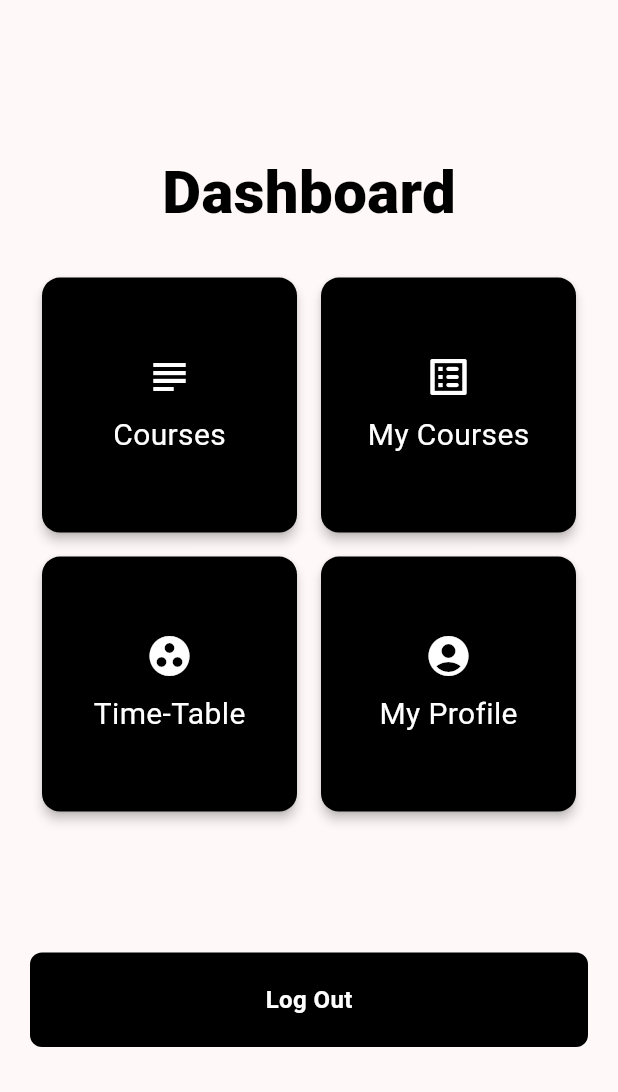
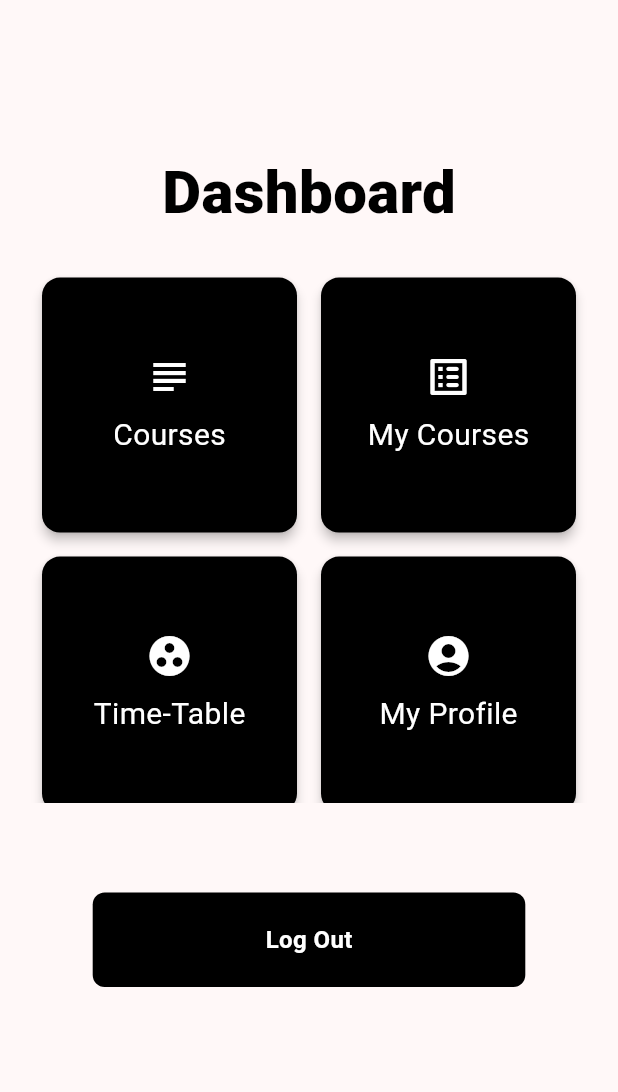
Before and after one commit to mehens1/cubbes-test-fe, a Flutter app: the screen it shows after launch, after a tap on "Login", on a phone screen of 412 x 824 dp, the part 144-1236 px from its top. Run offline on Flutter 3.47's test engine with Material 3 defaults, Android fonts, the phone set to English and light mode, and no system bars; our stand-ins replace shared_preferences.

Commit message:
adjusted the small button for sreensize width padding

```diff
--- a/lib/components/smallButton.dart
+++ b/lib/components/smallButton.dart
@@ -8,8 +8,10 @@
 
   @override
   Widget build(BuildContext context) {
+    double screenWidth = MediaQuery.of(context).size.width;
     return Padding(
-      padding: const EdgeInsets.symmetric(horizontal: 20),
+      padding:
+          EdgeInsets.symmetric(horizontal: screenWidth * 0.15, vertical: 40),
       child: Material(
         color: Colors.black,
         borderRadius: BorderRadius.circular(8.0),
--- a/lib/pages/login.dart
+++ b/lib/pages/login.dart
@@ -42,15 +42,12 @@
               labelText: 'Password',
               icon: Icons.lock,
             ),
-            Padding(
-              padding: const EdgeInsets.symmetric(vertical: 50, horizontal: 50),
-              child: SmallButton(
-                onPressed: () {
-                  Navigator.pushReplacement(
-                      context, MaterialPageRoute(builder: (context) => Home()));
-                },
-                text: "Login",
-              ),
+            SmallButton(
+              onPressed: () {
+                Navigator.pushReplacement(
+                    context, MaterialPageRoute(builder: (context) => Home()));
+              },
+              text: "Login",
             ),
             // const Spacer(),
             Row(
--- a/lib/pages/register.dart
+++ b/lib/pages/register.dart
@@ -139,7 +139,6 @@
     return SafeArea(
       child: Scaffold(
         body: SingleChildScrollView(
-          padding: const EdgeInsets.all(50),
           child: Column(
             children: [
               Image.asset(
```
